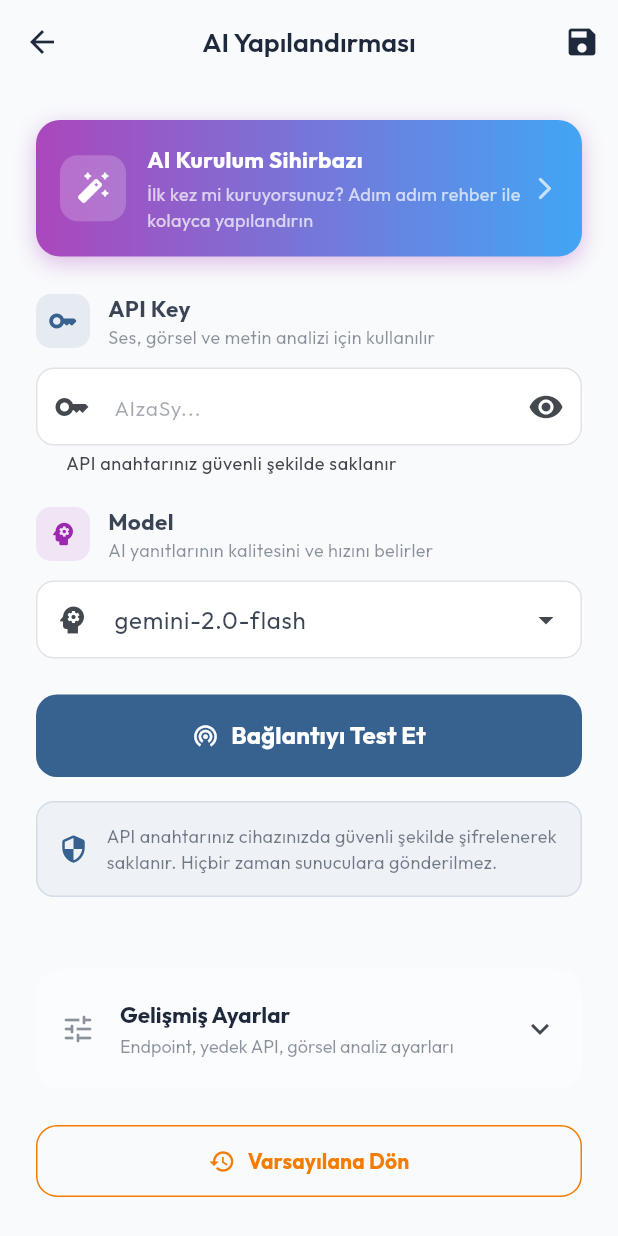
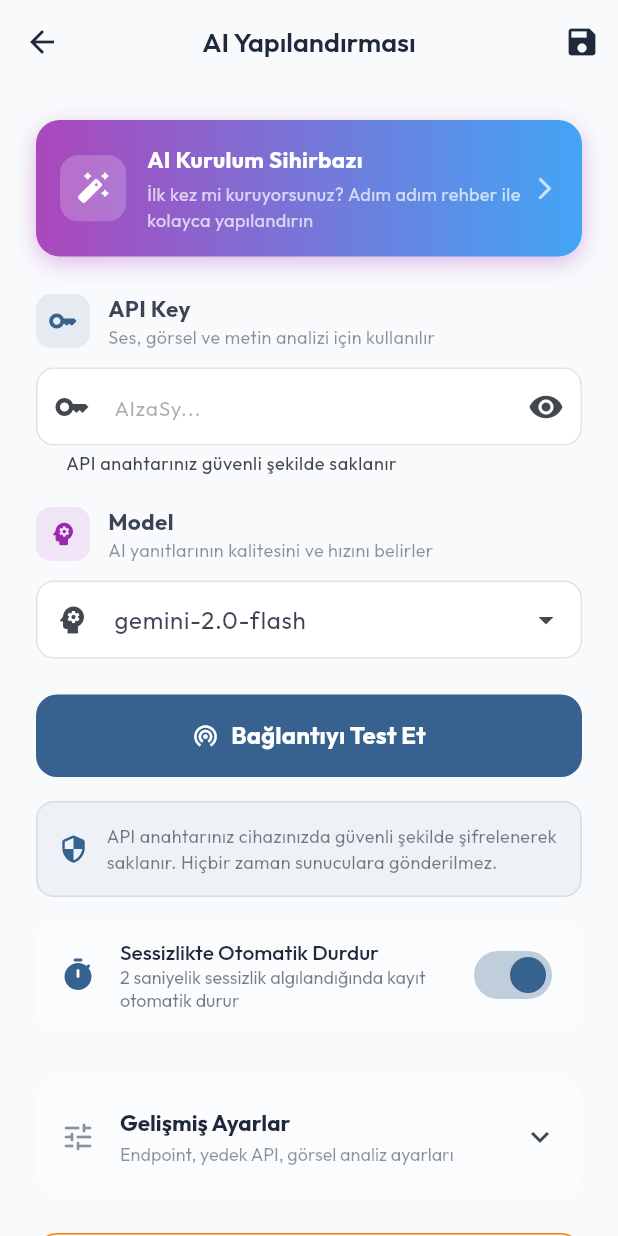
Before and after one commit to daitr2024/personality, a Flutter app: the AISettingsPage screen opened directly, on a phone screen of 412 x 824 dp. Run offline on Flutter 3.47's test engine with Material 3 defaults, Android fonts, the phone set to English and light mode, and no system bars; our stand-ins replace audioplayers, drift, file_picker, firebase_core, firebase_crashlytics, flutter_contacts and 15 more; missing offline and left inert: crop_your_image, device_calendar, google_mlkit_text_recognition, home_widget, record; accounts and stored records are empty; generated files the repository leaves out were written again.

Commit message:
feat: add auto-stop on silence toggle to AI Settings
- New setting: 'Sessizlikte Otomatik Durdur' (auto-stop on silence)
- Default: enabled (current behavior preserved)
- When disabled: recording continues until user manually stops
- Applied to both SmartInputBar and AudioRecorderWidget
- Visual feedback (amplitude indicator) still works regardless of setting
- Dynamic subtitle shows current behavior explanation

```diff
--- a/lib/features/settings/presentation/pages/ai_settings_page.dart
+++ b/lib/features/settings/presentation/pages/ai_settings_page.dart
@@ -35,6 +35,7 @@ class _AISettingsPageState extends ConsumerState<AISettingsPage> {
   bool _isLoading = true;
   bool _isTesting = false;
   bool _obscureApiKey = true;
+  bool _autoStopOnSilence = true;
 
   final List<String> _availableModels = [
     'gemini-2.0-flash',
@@ -71,6 +72,7 @@ class _AISettingsPageState extends ConsumerState<AISettingsPage> {
       _visionApiKeyBackupController.text =
           await service.getVisionApiKeyBackup() ?? '';
       _visionModelBackupController.text = await service.getVisionModelBackup();
+      _autoStopOnSilence = await service.getAutoStopOnSilence();
     } catch (e) {
       debugPrint('Error loading AI settings: $e');
       if (mounted) {
@@ -109,6 +111,7 @@ class _AISettingsPageState extends ConsumerState<AISettingsPage> {
     await service.setVisionEndpointBackup(_visionEndpointBackupController.text);
     await service.setVisionApiKeyBackup(_visionApiKeyBackupController.text);
     await service.setVisionModelBackup(_visionModelBackupController.text);
+    await service.setAutoStopOnSilence(_autoStopOnSilence);
 
     if (mounted) {
       ScaffoldMessenger.of(context).showSnackBar(
@@ -362,6 +365,42 @@ class _AISettingsPageState extends ConsumerState<AISettingsPage> {
                   ),
                 ),
                 const Gap(16),
+
+                // ─── Auto Stop on Silence Toggle ──────────────
+                Container(
+                  decoration: BoxDecoration(
+                    color: cs.surfaceContainerHighest.withValues(alpha: 0.4),
+                    borderRadius: BorderRadius.circular(14),
+                  ),
+                  child: SwitchListTile(
+                    title: const Text(
+                      'Sessizlikte Otomatik Durdur',
+                      style: TextStyle(fontSize: 14),
+                    ),
+                    subtitle: Text(
+                      _autoStopOnSilence
+                          ? '2 saniyelik sessizlik algılandığında kayıt otomatik durur'
+                          : 'Kayıt sadece siz durdurana kadar devam eder',
+                      style: const TextStyle(fontSize: 12),
+                    ),
+                    value: _autoStopOnSilence,
+                    onChanged: (value) {
+                      setState(() => _autoStopOnSilence = value);
+                      _saveSettings();
+                    },
+                    secondary: Icon(
+                      _autoStopOnSilence
+                          ? Icons.timer_rounded
+                          : Icons.timer_off_rounded,
+                      color: _autoStopOnSilence
+                          ? cs.primary
+                          : cs.onSurface.withValues(alpha: 0.4),
+                    ),
+                    shape: RoundedRectangleBorder(
+                      borderRadius: BorderRadius.circular(14),
+                    ),
+                  ),
+                ),
 
                 const Gap(32),
 
```
Also changed, not shown: lib/core/services/ai_config_service.dart (+12 -0 lines), lib/features/home/presentation/widgets/smart_input_bar.dart (+7 -1 lines), lib/features/notes/presentation/widgets/audio_recorder_widget.dart (+8 -2 lines).
